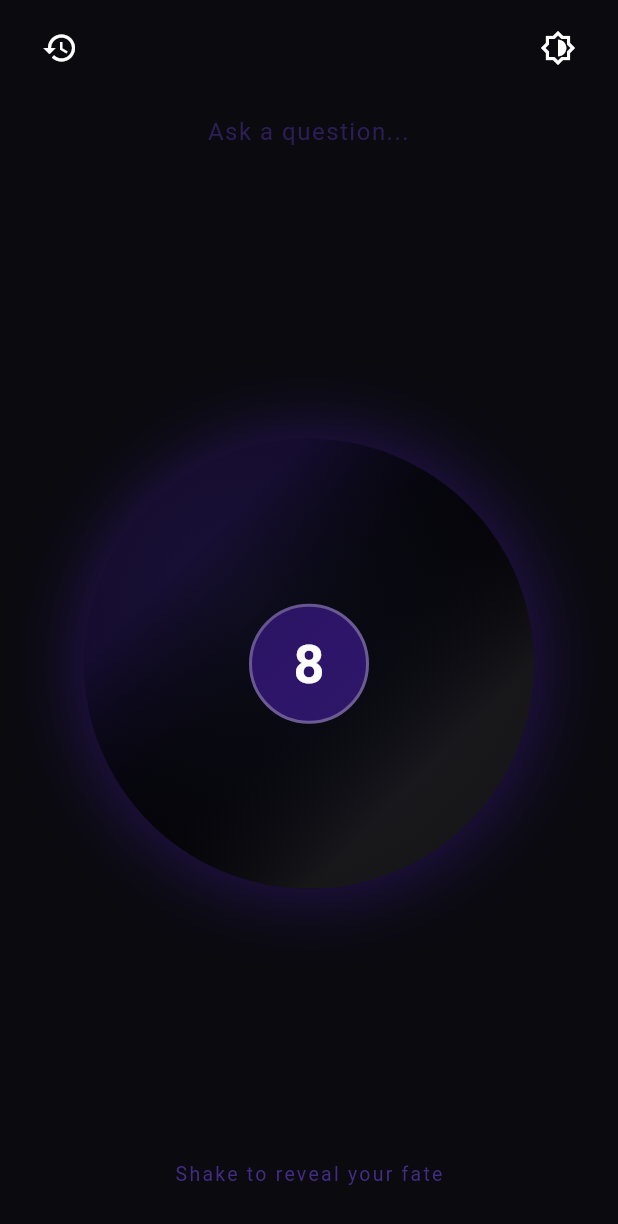
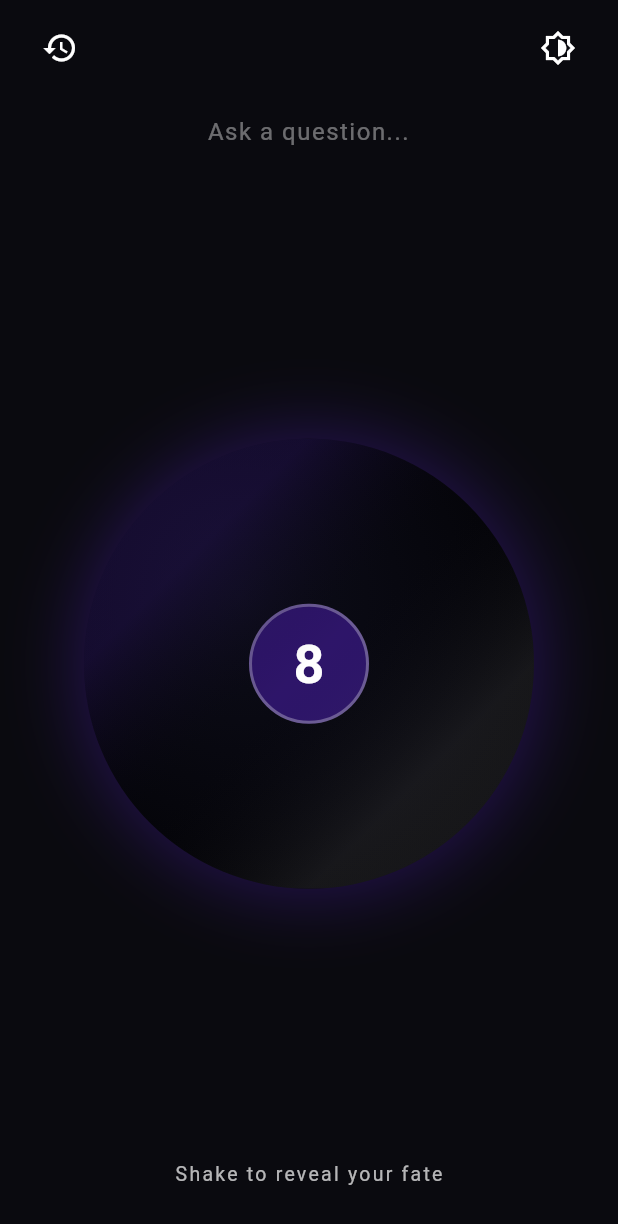
Before and after one commit to renerodr/magic-8-ball, a Flutter app: the screen it shows after launch, on a phone screen of 412 x 824 dp. Shown: the top 1224 px of the screen. Run offline on Flutter 3.47's test engine with Material 3 defaults, Android fonts, the phone set to English and light mode, and no system bars; our stand-ins replace audioplayers, flutter_animate, google_fonts, sensors_plus, shared_preferences; Roboto replaces fonts that are missing (Georgia).

Commit message:
fix: improve text contrast using onSurface instead of secondary

```diff
--- a/lib/screens/home_screen.dart
+++ b/lib/screens/home_screen.dart
@@ -123,13 +123,13 @@
                   controller: _questionController,
                   textAlign: TextAlign.center,
                   style: TextStyle(
-                    color: Theme.of(context).colorScheme.secondary.withValues(alpha: 0.8),
+                    color: Theme.of(context).colorScheme.onSurface.withValues(alpha: 0.9),
                     letterSpacing: 1,
                   ),
                   decoration: InputDecoration(
                     hintText: 'Ask a question...',
                     hintStyle: TextStyle(
-                      color: Theme.of(context).colorScheme.secondary.withValues(alpha: 0.3),
+                      color: Theme.of(context).colorScheme.onSurface.withValues(alpha: 0.4),
                     ),
                     border: InputBorder.none,
                   ),
@@ -175,7 +175,7 @@
                           ? 'Tap to ask again'
                           : 'Shake to reveal your fate',
                   style: TextStyle(
-                    color: Theme.of(context).colorScheme.secondary.withValues(alpha: 0.5),
+                    color: Theme.of(context).colorScheme.onSurface.withValues(alpha: 0.7),
                     letterSpacing: 1.5,
                     fontSize: 13,
                   ),
```
Also changed, not shown: 1 other file.
